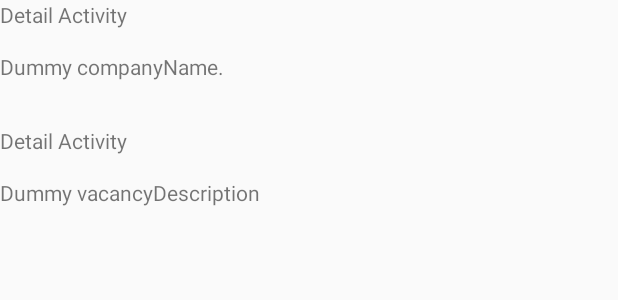
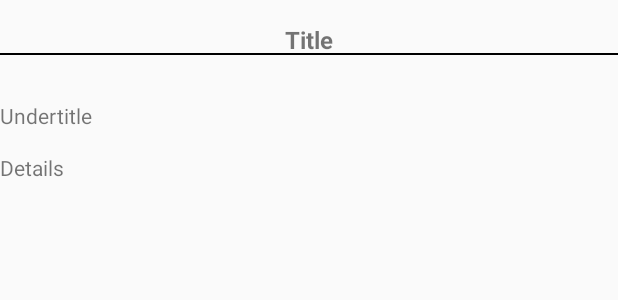
Before and after one commit to Favna/KB-50.10-Repo, an Android app: the layout activity_detail.xml on its own in the app's theme, with its tools: preview values and no code run, on a phone screen of 412 x 824 dp. Shown: the top 300 px of the screen. Run offline under Robolectric (Android 15) with nearby library versions, the phone set to English and light mode, and no system bars.

Commit message:
Core/Detail: Added Detail to manifest, Detail now shows Vacancy information

```diff
--- a/WorkSurge/app/src/main/AndroidManifest.xml
+++ b/WorkSurge/app/src/main/AndroidManifest.xml
@@ -27,6 +27,8 @@
         <activity
             android:name=".SettingsActivity"
             android:label="@string/title_activity_settings"></activity>
+        <activity android:name=".DetailActivity"
+            android:label="Details"></activity>
     </application>
 
 </manifest>
--- a/WorkSurge/app/src/main/java/com/example/method/worksurge/CompanyProvider.java
+++ b/WorkSurge/app/src/main/java/com/example/method/worksurge/ContentProvider/CompanyProvider.java
@@ -1,4 +1,4 @@
-package com.example.method.worksurge;
+package com.example.method.worksurge.ContentProvider;
 
 import android.content.ContentProvider;
 import android.content.ContentUris;
--- a/WorkSurge/app/src/main/java/com/example/method/worksurge/Enum/IntentEnum.java
+++ b/WorkSurge/app/src/main/java/com/example/method/worksurge/Enum/IntentEnum.java
@@ -4,6 +4,7 @@ package com.example.method.worksurge.Enum;
  * Created by Method on 1/6/2016.
  */
 public enum IntentEnum {
-    FOUND_VACANCY,
+    FOUND_SINGLE_VACANCY,
+    FOUND_MULTIPLE_VACANCIES,
     CONTEXT,
 };
--- a/WorkSurge/app/src/main/java/com/example/method/worksurge/FoundVacanciesActivity.java
+++ b/WorkSurge/app/src/main/java/com/example/method/worksurge/FoundVacanciesActivity.java
@@ -40,7 +40,7 @@ public class FoundVacanciesActivity extends AppCompatActivity {
         tabLayout = (TabLayout) findViewById(R.id.tabs);
         tabLayout.setupWithViewPager(viewPager);
 
-        list = this.getIntent().getParcelableArrayListExtra(IntentEnum.FOUND_VACANCY.toString());
+        list = this.getIntent().getParcelableArrayListExtra(IntentEnum.FOUND_MULTIPLE_VACANCIES.toString());
     }
 
     private void setupViewPager(ViewPager viewPager) {
--- a/WorkSurge/app/src/main/java/com/example/method/worksurge/SearchActivity.java
+++ b/WorkSurge/app/src/main/java/com/example/method/worksurge/SearchActivity.java
@@ -122,7 +122,7 @@ public class SearchActivity extends AppCompatActivity {
                 }
                 Intent iFoundVacanciesActivity = new Intent(context, FoundVacanciesActivity.class);
                 iFoundVacanciesActivity.addFlags(Intent.FLAG_ACTIVITY_NEW_TASK);
-                iFoundVacanciesActivity.putParcelableArrayListExtra(IntentEnum.FOUND_VACANCY.toString(), (ArrayList <VacancyModel>) list);
+                iFoundVacanciesActivity.putParcelableArrayListExtra(IntentEnum.FOUND_MULTIPLE_VACANCIES.toString(), (ArrayList <VacancyModel>) list);
                 context.startActivity(iFoundVacanciesActivity);
             }
             else
--- a/WorkSurge/app/src/main/res/layout/activity_detail.xml
+++ b/WorkSurge/app/src/main/res/layout/activity_detail.xml
@@ -8,31 +8,28 @@
     <TextView
         android:layout_height="wrap_content"
         android:layout_width="fill_parent"
-        android:text="Detail Activity"
-        android:id="@+id/txtView1"
-        />
-
-    <TextView
-        android:layout_height="wrap_content"
-        android:layout_width="fill_parent"
+        android:gravity="center_horizontal"
+        android:background="@drawable/text_underline"
+        android:textSize="16dp"
+        android:textStyle="bold"
         android:layout_marginTop="15dp"
-        android:text="Dummy companyName."
-        android:id="@+id/txtView2"
+        android:text="@string/txt_title"
+        android:id="@+id/txtCustomTitle"
         />
 
     <TextView
         android:layout_width="fill_parent"
         android:layout_height="wrap_content"
         android:layout_marginTop="30dp"
-        android:text="Detail Activity"
-        android:id="@+id/txtView3"
+        android:text="@string/txt_undertitle"
+        android:id="@+id/txtCustomUndertitle"
         />
 
     <TextView
         android:layout_width="fill_parent"
         android:layout_height="wrap_content"
         android:layout_marginTop="15dp"
-        android:text="Dummy vacancyDescription"
-        android:id="@+id/txtView4"
+        android:text="@string/txt_details"
+        android:id="@+id/txtCustomDetails"
         />
 </LinearLayout>
--- a/WorkSurge/app/src/main/res/values/strings.xml
+++ b/WorkSurge/app/src/main/res/values/strings.xml
@@ -1,8 +1,15 @@
 <resources>
+    <!-- General -->
     <string name="app_name">WorkSurge</string>
+
+    <!-- Menu -->
+    <string name="action_settings">Settings</string>
+    <string name="title_activity_settings">Settings</string>
+    <string name="action_about">About</string>
 
     <!-- Search Activity -->
     <string name="txtSearchText">Enter search text</string>
+    <string name="txtSearchBox">Enter search text</string>
     <string name="btnSearchAction">Search</string>
     <string name="txtRadius">Choose a Radius</string>
     <string-array name="Radii">
@@ -12,15 +19,14 @@
     </string-array>
     <string name="title_activity_found_vacancies">Found Vacancies</string>
 
-    <!-- Menu -->
-    <string name="action_settings">Settings</string>
-    <string name="action_about">About</string>
+    <!-- DetailActivity -->
+    <string name="txt_title">Title</string>
+    <string name="txt_undertitle">Undertitle</string>
+    <string name="txt_details">Details</string>
+    <string name="txt_url">URL</string>
 
-
-    <!-- TODO: Remove or change this placeholder text -->
+    <!-- ListFragment-->
     <string name="hello_blank_fragment">Hello blank fragment</string>
-    <string name="txtSearchBox">Enter search text</string>
-    <string name="title_activity_settings">Settings</string>
 
     <!-- Strings related to Settings -->
 
```
Also changed, not shown: WorkSurge/app/src/main/java/com/example/method/worksurge/DetailActivity.java (+16 -0 lines), WorkSurge/app/src/main/java/com/example/method/worksurge/ListFragment.java (+8 -2 lines).
